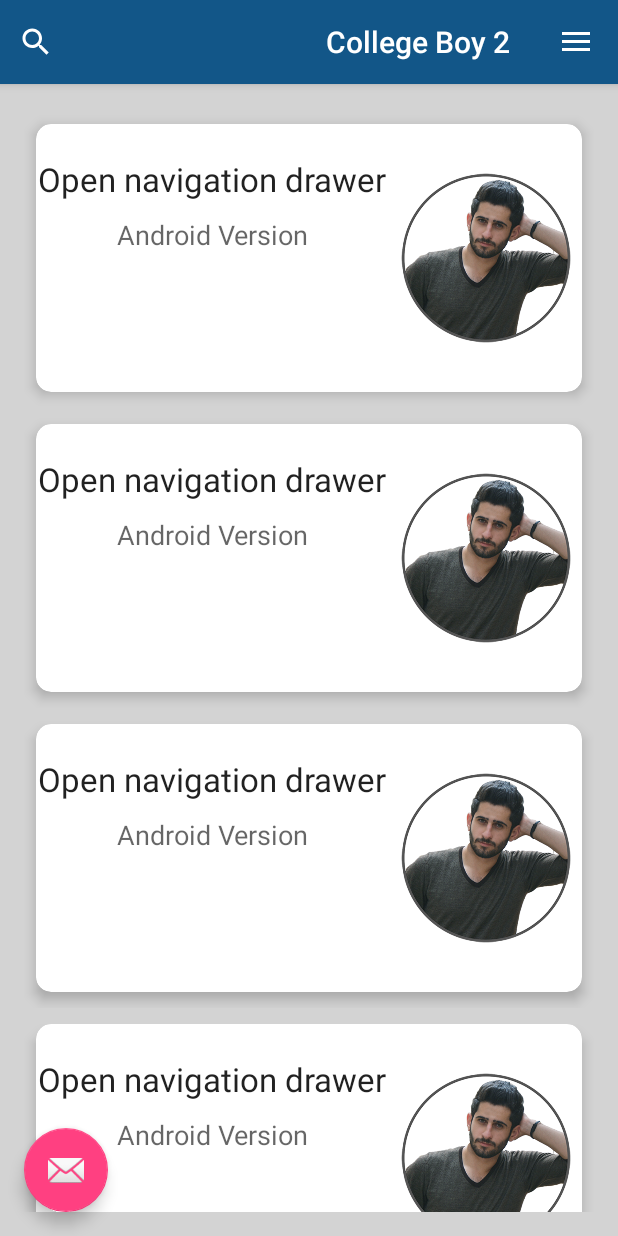
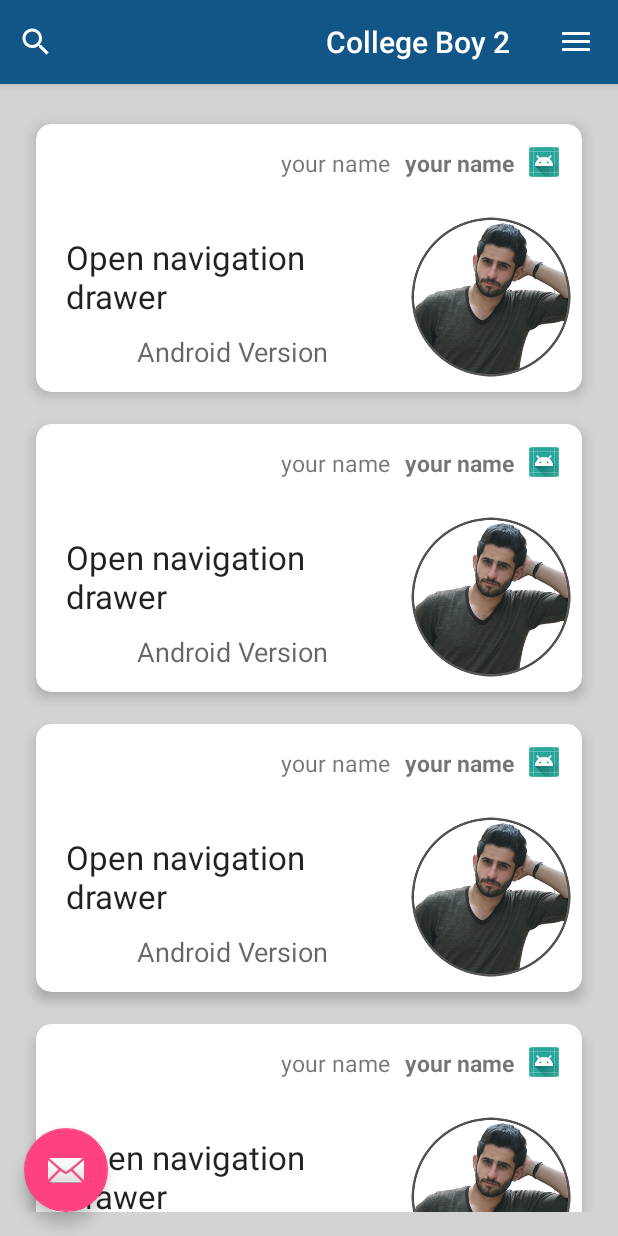
Before and after one commit to rezajax/CollegeBoy2, an Android app: the screen it shows after launch (MainActivity), on a phone screen of 412 x 824 dp. Run offline under Robolectric (Android 15) with nearby library versions, the phone set to English and light mode, and no system bars; Roboto replaces fonts that are not available here; 1 statement that could not run was skipped.

Commit message:
Recycler 2 (Better Layout , Ok)

```diff
--- a/app/src/main/res/layout/card_layout.xml
+++ b/app/src/main/res/layout/card_layout.xml
@@ -14,8 +14,58 @@
         app:cardElevation="5dp"
         app:cardUseCompatPadding="true">
 
+        <LinearLayout
+            android:layout_width="match_parent"
+            android:layout_height="match_parent"
+            android:orientation="vertical">
+
+            <LinearLayout
+                android:layout_width="match_parent"
+                android:layout_height="match_parent">
+
+
+                <ImageView
+                    android:id="@+id/card_image_profile"
+                    android:tag="image_tag"
+                    android:layout_width="20dp"
+                    android:layout_height="20dp"
+
+                    android:layout_marginTop="15dp"
+                    android:layout_marginStart="15dp"
+                    android:layout_marginBottom="15dp"
+
+
+                    android:src="@mipmap/ic_launcher"/>
+
+                <TextView
+                    android:layout_width="wrap_content"
+                    android:layout_height="wrap_content"
+                    android:text="your name"
+
+                    android:layout_marginTop="15dp"
+                    android:layout_marginStart="10dp"
+                    android:layout_marginBottom="15dp"
+
+                    android:textSize="15dp"
+                    android:textStyle="bold"/>
+
+                <TextView
+                    android:layout_width="wrap_content"
+                    android:layout_height="wrap_content"
+                    android:text="your name"
+
+                    android:layout_marginTop="15dp"
+                    android:layout_marginStart="10dp"
+                    android:layout_marginBottom="15dp"
+
+                    android:textSize="15dp" />
+
+
+            </LinearLayout>
+
 
     <LinearLayout
+        android:layout_weight="1"
         android:layout_width="match_parent"
         android:layout_height="wrap_content"
         android:orientation="horizontal">
@@ -32,6 +82,7 @@
         <LinearLayout
             android:layout_width="0dp"
             android:layout_height="wrap_content"
+            android:layout_marginEnd="20dp"
             android:layout_marginTop="12dp"
             android:layout_weight="2"
             android:orientation="vertical">
@@ -57,6 +108,8 @@
 
     </LinearLayout>
 
+        </LinearLayout>
+
 
     </android.support.v7.widget.CardView>
 
```
Also changed, not shown: app/src/main/res/layout/card_profile.xml (added, +56 -0 lines).
